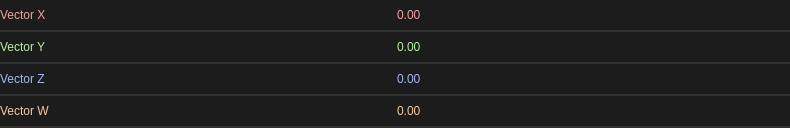
This is src/editors/smartprop_editor/variables/vector4d.ui in dertwist/Hammer5Tools as Qt 5 draws it before an edit. The edited form follows.
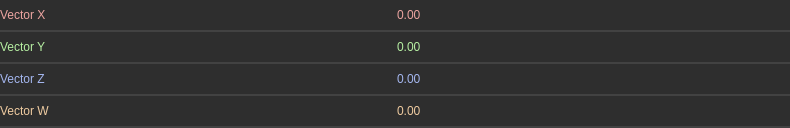
This is the edited form. Icons and pictures are not drawn.

```diff
--- a/src/editors/smartprop_editor/variables/vector4d.ui
+++ b/src/editors/smartprop_editor/variables/vector4d.ui
@@ -33,18 +33,18 @@
     border-left: 0px;
     border-right: 0px;
 	border-top: 0px;
-    border-color: rgba(50, 50, 50, 255);
+    border-color: rgba(66, 66, 66, 255);
     padding: 8px;
     padding-left: 6px;
     padding-right: 6px;
-    color: #E3E3E3;
-    background-color: #1C1C1C;
+    color: #e5e5e5;
+    background-color: #2e2e2e;
 }
 
 .QWidget::hover {
 }
 .QWidget::selected {
-    background-color: #414956;
+    background-color: #515965;
 }</string>
   </property>
   <layout class="QVBoxLayout" name="verticalLayout">
@@ -79,15 +79,15 @@
     border-left: 0px;
     border-right: 0px;
 	border-top: 0px;
-    border-color: rgba(50, 50, 50, 255);
-    color: #E3E3E3;
-    background-color: #1C1C1C;
+    border-color: rgba(66, 66, 66, 255);
+    color: #e5e5e5;
+    background-color: #2e2e2e;
 }
 
 .QFrame::hover {
 }
 .QFrame::selected {
-    background-color: #414956;
+    background-color: #515965;
 }</string>
      </property>
      <property name="frameShape">
@@ -142,9 +142,9 @@
     font: 580 8pt &quot;Segoe UI&quot;;
     border: 2px solid black;
     border-radius: 2px;
-    border-color: rgba(80, 80, 80, 255);
-    color: #E3E3E3;
-    background-color: #1C1C1C;
+    border-color: rgba(94, 94, 94, 255);
+    color: #e5e5e5;
+    background-color: #2e2e2e;
 border:0px;
 color: #ECA4A0;
 }
@@ -166,7 +166,7 @@
     border-left: 2px solid black;
     border-bottom: 0px solid black;
     border-top-right-radius: 2px;
-    border-color: rgba(80, 80, 80, 255);
+    border-color: rgba(94, 94, 94, 255);
 	width:16px;
     margin:0px;
 border:0px;
@@ -185,7 +185,7 @@
     border-left: 2px solid black;
     border-top: 2px solid black;
 border-bottom-right-radius: 2px;
-    border-color: rgba(80, 80, 80, 255);
+    border-color: rgba(94, 94, 94, 255);
 	width:16px;
     margin:0px;
 border:0px;
@@ -230,15 +230,15 @@
     border-left: 0px;
     border-right: 0px;
 	border-top: 0px;
-    border-color: rgba(50, 50, 50, 255);
-    color: #E3E3E3;
-    background-color: #1C1C1C;
+    border-color: rgba(66, 66, 66, 255);
+    color: #e5e5e5;
+    background-color: #2e2e2e;
 }
 
 .QFrame::hover {
 }
 .QFrame::selected {
-    background-color: #414956;
+    background-color: #515965;
 }</string>
      </property>
      <property name="frameShape">
@@ -286,9 +286,9 @@
     font: 580 8pt &quot;Segoe UI&quot;;
     border: 2px solid black;
     border-radius: 2px;
-    border-color: rgba(80, 80, 80, 255);
-    color: #E3E3E3;
-    background-color: #1C1C1C;
+    border-color: rgba(94, 94, 94, 255);
+    color: #e5e5e5;
+    background-color: #2e2e2e;
 border:0px;
 color: #B6EFA2;
 }
@@ -310,7 +310,7 @@
     border-left: 2px solid black;
     border-bottom: 0px solid black;
     border-top-right-radius: 2px;
-    border-color: rgba(80, 80, 80, 255);
+    border-color: rgba(94, 94, 94, 255);
 	width:16px;
     margin:0px;
 border:0px;
@@ -329,7 +329,7 @@
     border-left: 2px solid black;
     border-top: 2px solid black;
 border-bottom-right-radius: 2px;
-    border-color: rgba(80, 80, 80, 255);
+    border-color: rgba(94, 94, 94, 255);
 	width:16px;
     margin:0px;
 border:0px;
@@ -342,7 +342,7 @@
 }
 
 QDoubleSpinBox:disabled {
-	color: rgba(125, 125, 125, 100);
+	color: rgba(135, 135, 135, 100);
 }</string>
         </property>
         <property name="decimals">
@@ -378,15 +378,15 @@
     border-left: 0px;
     border-right: 0px;
 	border-top: 0px;
-    border-color: rgba(50, 50, 50, 255);
-    color: #E3E3E3;
-    background-color: #1C1C1C;
+    border-color: rgba(66, 66, 66, 255);
+    color: #e5e5e5;
+    background-color: #2e2e2e;
 }
 
 .QFrame::hover {
 }
 .QFrame::selected {
-    background-color: #414956;
+    background-color: #515965;
 }</string>
      </property>
      <property name="frameShape">
@@ -438,9 +438,9 @@
     font: 580 8pt &quot;Segoe UI&quot;;
     border: 2px solid black;
     border-radius: 2px;
-    border-color: rgba(80, 80, 80, 255);
-    color: #E3E3E3;
-    background-color: #1C1C1C;
+    border-color: rgba(94, 94, 94, 255);
+    color: #e5e5e5;
+    background-color: #2e2e2e;
 border:0px;
 color: #A4B6EF;
 }
@@ -462,7 +462,7 @@
     border-left: 2px solid black;
     border-bottom: 0px solid black;
     border-top-right-radius: 2px;
-    border-color: rgba(80, 80, 80, 255);
+    border-color: rgba(94, 94, 94, 255);
 	width:16px;
     margin:0px;
 border:0px;
@@ -481,7 +481,7 @@
     border-left: 2px solid black;
     border-top: 2px solid black;
 border-bottom-right-radius: 2px;
-    border-color: rgba(80, 80, 80, 255);
+    border-color: rgba(94, 94, 94, 255);
 	width:16px;
     margin:0px;
 border:0px;
@@ -494,7 +494,7 @@
 }
 
 QDoubleSpinBox:disabled {
-	color: rgba(125, 125, 125, 100);
+	color: rgba(135, 135, 135, 100);
 }</string>
         </property>
         <property name="decimals">
@@ -530,15 +530,15 @@
     border-left: 0px;
     border-right: 0px;
 	border-top: 0px;
-    border-color: rgba(50, 50, 50, 255);
-    color: #E3E3E3;
-    background-color: #1C1C1C;
+    border-color: rgba(66, 66, 66, 255);
+    color: #e5e5e5;
+    background-color: #2e2e2e;
 }
 
 .QFrame::hover {
 }
 .QFrame::selected {
-    background-color: #414956;
+    background-color: #515965;
 }</string>
      </property>
      <property name="frameShape">
@@ -590,9 +590,9 @@
     font: 580 8pt &quot;Segoe UI&quot;;
     border: 2px solid black;
     border-radius: 2px;
-    border-color: rgba(80, 80, 80, 255);
-    color: #E3E3E3;
-    background-color: #1C1C1C;
+    border-color: rgba(94, 94, 94, 255);
+    color: #e5e5e5;
+    background-color: #2e2e2e;
 border:0px;
 color: #EFCBA0;
 }
@@ -614,7 +614,7 @@
     border-left: 2px solid black;
     border-bottom: 0px solid black;
     border-top-right-radius: 2px;
-    border-color: rgba(80, 80, 80, 255);
+    border-color: rgba(94, 94, 94, 255);
 	width:16px;
     margin:0px;
 border:0px;
@@ -633,7 +633,7 @@
     border-left: 2px solid black;
     border-top: 2px solid black;
 border-bottom-right-radius: 2px;
-    border-color: rgba(80, 80, 80, 255);
+    border-color: rgba(94, 94, 94, 255);
 	width:16px;
     margin:0px;
 border:0px;
@@ -646,7 +646,7 @@
 }
 
 QDoubleSpinBox:disabled {
-	color: rgba(125, 125, 125, 100);
+	color: rgba(135, 135, 135, 100);
 }</string>
         </property>
         <property name="decimals">
```
Left out of the diff: 8 changed lines with no effect on the pictures.
